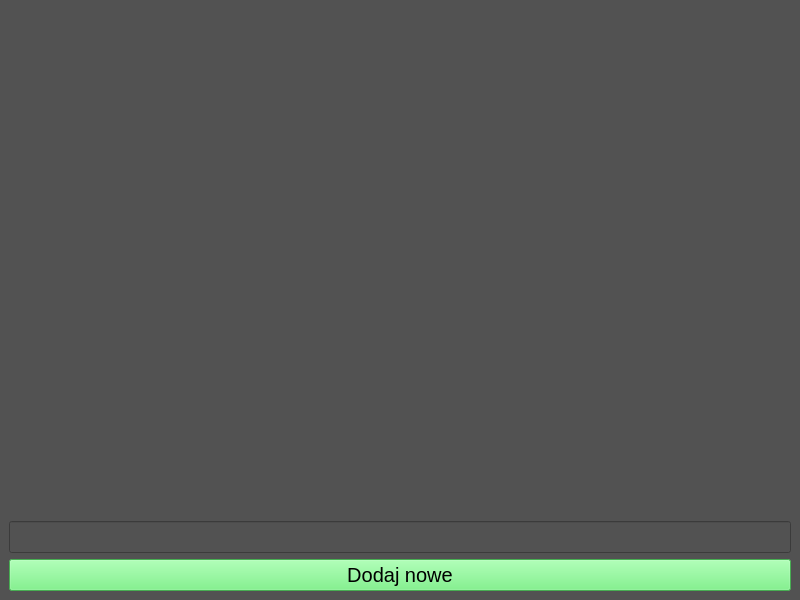
The window that ToDo/mainwindow.ui (arekszatan/ToDo_QT-c-) describes before a commit, drawn with Qt 5.
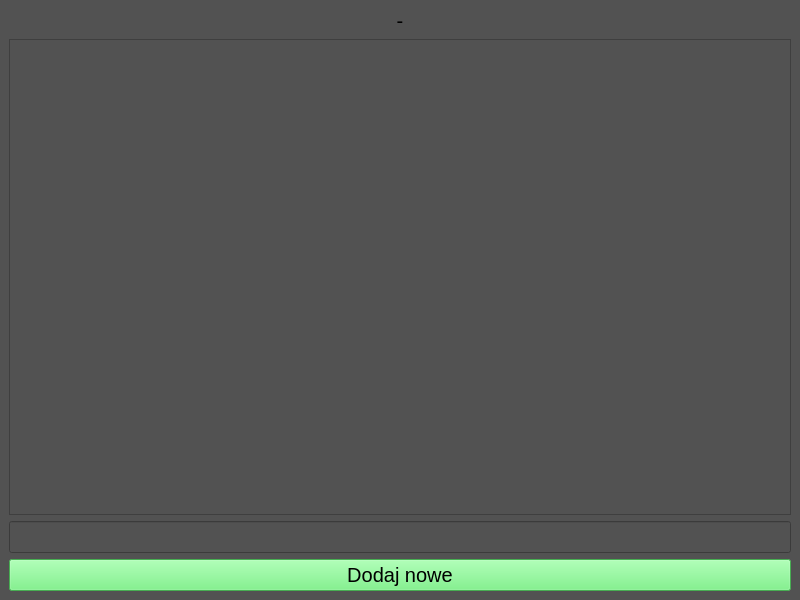
The same window after the commit.

```diff
--- a/ToDo/mainwindow.ui
+++ b/ToDo/mainwindow.ui
@@ -91,31 +91,38 @@
       <widget class="QWidget" name="page_2">
        <layout class="QVBoxLayout" name="verticalLayout_2">
         <item>
-         <widget class="QWidget" name="toDOWidget" native="true">
+         <widget class="QLabel" name="toDoListName">
+          <property name="text">
+           <string>-</string>
+          </property>
+          <property name="alignment">
+           <set>Qt::AlignCenter</set>
+          </property>
+         </widget>
+        </item>
+        <item>
+         <widget class="QScrollArea" name="scrollArea">
+          <property name="widgetResizable">
+           <bool>true</bool>
+          </property>
+          <widget class="QWidget" name="scrollAreaWidgetContents">
+           <property name="geometry">
+            <rect>
+             <x>0</x>
+             <y>0</y>
+             <width>780</width>
+             <height>465</height>
+            </rect>
+           </property>
           <layout class="QVBoxLayout" name="verticalLayout_3">
            <item>
-            <widget class="QWidget" name="toDo" native="true">
-             <layout class="QVBoxLayout" name="verticalLayout_5"/>
+             <widget class="QWidget" name="widget" native="true">
+              <layout class="QVBoxLayout" name="scrollToDo"/>
             </widget>
            </item>
            <item>
-            <widget class="QWidget" name="spacer" native="true">
+             <widget class="QWidget" name="widget_2" native="true">
              <layout class="QVBoxLayout" name="verticalLayout_4">
-              <property name="spacing">
-               <number>0</number>
-              </property>
-              <property name="leftMargin">
-               <number>0</number>
-              </property>
-              <property name="topMargin">
-               <number>0</number>
-              </property>
-              <property name="rightMargin">
-               <number>0</number>
-              </property>
-              <property name="bottomMargin">
-               <number>0</number>
-              </property>
               <item>
                <spacer name="verticalSpacer">
                 <property name="orientation">
@@ -124,7 +131,7 @@
                 <property name="sizeHint" stdset="0">
                  <size>
                   <width>20</width>
-                  <height>455</height>
+                   <height>402</height>
                  </size>
                 </property>
                </spacer>
@@ -133,6 +140,7 @@
             </widget>
            </item>
           </layout>
+          </widget>
          </widget>
         </item>
         <item>
```
Lines whose indentation alone changed are shown as unchanged.
